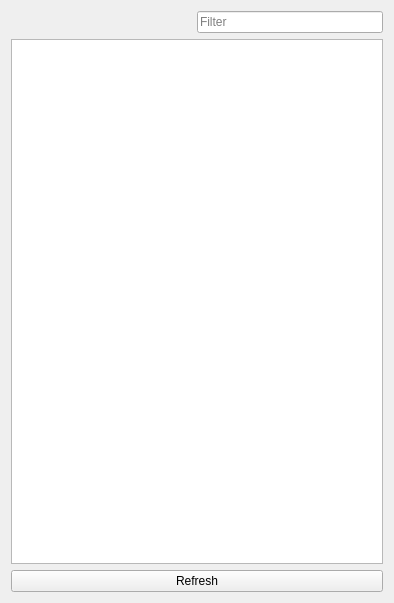
Qt form Qt/Components/Resources/UI/pqMemoryInspector.ui (Kitware/ParaView) before a commit.
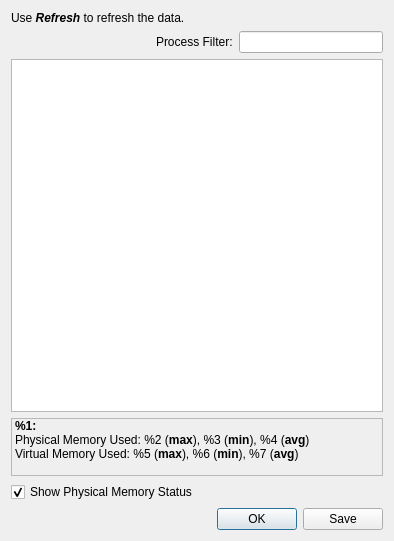
The same form after that commit.

Commit message:
Fixed BUG #12469. Added new memory-inspector panel.
* Added vtkPVSystemInformation to gather system information from all processes.
* Added dock-panel to show memory information collected using
  vtkPVSystemInformation.
* Updated CustomSourceProbe test to test the memory inspector panel as well.

What changed in the file:
```diff
--- a/Qt/Components/Resources/UI/pqMemoryInspector.ui
+++ b/Qt/Components/Resources/UI/pqMemoryInspector.ui
@@ -7,13 +7,24 @@
     <x>0</x>
     <y>0</y>
     <width>394</width>
-    <height>603</height>
+    <height>541</height>
    </rect>
   </property>
   <property name="windowTitle">
    <string>Form</string>
   </property>
-  <layout class="QVBoxLayout" name="verticalLayout">
+  <layout class="QVBoxLayout" name="verticalLayout" stretch="0,0,1,0,0,0">
+   <item>
+    <widget class="QLabel" name="label_2">
+     <property name="text">
+      <string>&lt;!DOCTYPE HTML PUBLIC &quot;-//W3C//DTD HTML 4.0//EN&quot; &quot;http://www.w3.org/TR/REC-html40/strict.dtd&quot;&gt;
+&lt;html&gt;&lt;head&gt;&lt;meta name=&quot;qrichtext&quot; content=&quot;1&quot; /&gt;&lt;style type=&quot;text/css&quot;&gt;
+p, li { white-space: pre-wrap; }
+&lt;/style&gt;&lt;/head&gt;&lt;body style=&quot; font-family:'Helvetica'; font-size:9pt; font-weight:400; font-style:normal;&quot;&gt;
+&lt;p style=&quot; margin-top:0px; margin-bottom:0px; margin-left:0px; margin-right:0px; -qt-block-indent:0; text-indent:0px;&quot;&gt;Use &lt;span style=&quot; font-weight:600; font-style:italic;&quot;&gt;Refresh&lt;/span&gt; to refresh the data.&lt;/p&gt;&lt;/body&gt;&lt;/html&gt;</string>
+     </property>
+    </widget>
+   </item>
    <item>
     <layout class="QHBoxLayout" name="horizontalLayout">
      <item>
@@ -30,9 +41,16 @@
       </spacer>
      </item>
      <item>
-      <widget class="QLineEdit" name="lineEdit">
-       <property name="placeholderText">
-        <string>Filter</string>
+      <widget class="QLabel" name="label">
+       <property name="text">
+        <string>Process Filter:</string>
+       </property>
+      </widget>
+     </item>
+     <item>
+      <widget class="QLineEdit" name="filter">
+       <property name="text">
+        <string/>
        </property>
       </widget>
      </item>
@@ -49,27 +67,51 @@
      <property name="alternatingRowColors">
       <bool>true</bool>
      </property>
-     <property name="showGrid">
-      <bool>true</bool>
-     </property>
-     <property name="gridStyle">
-      <enum>Qt::SolidLine</enum>
-     </property>
      <property name="sortingEnabled">
       <bool>true</bool>
      </property>
      <attribute name="verticalHeaderVisible">
+      <bool>false</bool>
+     </attribute>
+     <attribute name="verticalHeaderVisible">
+      <bool>false</bool>
+     </attribute>
+    </widget>
+   </item>
+   <item>
+    <widget class="QLabel" name="summary">
+     <property name="frameShape">
+      <enum>QFrame::StyledPanel</enum>
+     </property>
+     <property name="frameShadow">
+      <enum>QFrame::Sunken</enum>
+     </property>
+     <property name="text">
+      <string>&lt;!DOCTYPE HTML PUBLIC &quot;-//W3C//DTD HTML 4.0//EN&quot; &quot;http://www.w3.org/TR/REC-html40/strict.dtd&quot;&gt;
+&lt;html&gt;&lt;head&gt;&lt;meta name=&quot;qrichtext&quot; content=&quot;1&quot; /&gt;&lt;style type=&quot;text/css&quot;&gt;
+p, li { white-space: pre-wrap; }
+&lt;/style&gt;&lt;/head&gt;&lt;body style=&quot; font-family:'Helvetica'; font-size:9pt; font-weight:400; font-style:normal;&quot;&gt;
+&lt;p style=&quot; margin-top:0px; margin-bottom:0px; margin-left:0px; margin-right:0px; -qt-block-indent:0; text-indent:0px;&quot;&gt;&lt;span style=&quot; font-weight:600;&quot;&gt;%1:&lt;/span&gt;&lt;/p&gt;
+&lt;p style=&quot; margin-top:0px; margin-bottom:0px; margin-left:0px; margin-right:0px; -qt-block-indent:0; text-indent:0px;&quot;&gt;Physical Memory Used: %2 (&lt;span style=&quot; font-weight:600;&quot;&gt;max&lt;/span&gt;), %3 (&lt;span style=&quot; font-weight:600;&quot;&gt;min&lt;/span&gt;), %4 (&lt;span style=&quot; font-weight:600;&quot;&gt;avg&lt;/span&gt;)&lt;/p&gt;
+&lt;p style=&quot; margin-top:0px; margin-bottom:0px; margin-left:0px; margin-right:0px; -qt-block-indent:0; text-indent:0px;&quot;&gt;Virtual Memory Used: %5 (&lt;span style=&quot; font-weight:600;&quot;&gt;max&lt;/span&gt;), %6 (&lt;span style=&quot; font-weight:600;&quot;&gt;min&lt;/span&gt;), %7 (&lt;span style=&quot; font-weight:600;&quot;&gt;avg&lt;/span&gt;)&lt;/p&gt;
+&lt;p style=&quot;-qt-paragraph-type:empty; margin-top:0px; margin-bottom:0px; margin-left:0px; margin-right:0px; -qt-block-indent:0; text-indent:0px;&quot;&gt;&lt;/p&gt;&lt;/body&gt;&lt;/html&gt;</string>
+     </property>
+    </widget>
+   </item>
+   <item>
+    <widget class="QCheckBox" name="physicalMemory">
+     <property name="text">
+      <string>Show Physical Memory Status</string>
+     </property>
+     <property name="checked">
       <bool>true</bool>
-     </attribute>
-     <attribute name="verticalHeaderDefaultSectionSize">
-      <number>0</number>
-     </attribute>
+     </property>
     </widget>
    </item>
    <item>
-    <widget class="QPushButton" name="pushButton">
-     <property name="text">
-      <string>Refresh</string>
+    <widget class="QDialogButtonBox" name="buttonBox">
+     <property name="standardButtons">
+      <set>QDialogButtonBox::Ok|QDialogButtonBox::Save</set>
      </property>
     </widget>
    </item>
```
Left out of the diff: 6 changed lines with no effect on the pictures. The commit also changes 8 other files.
